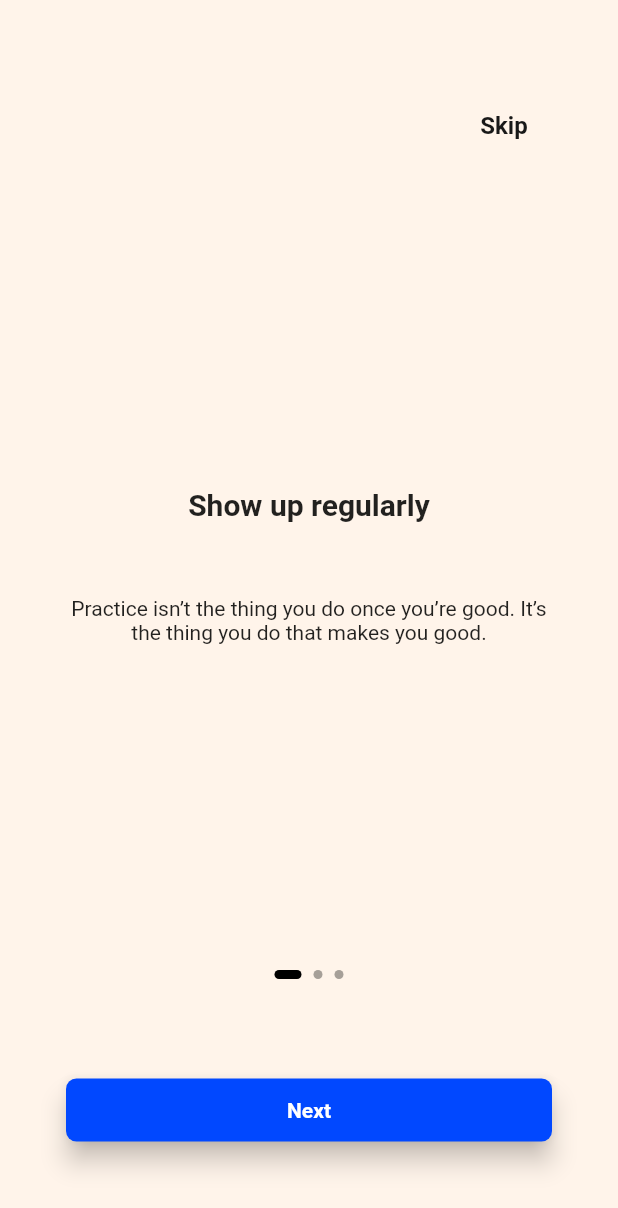
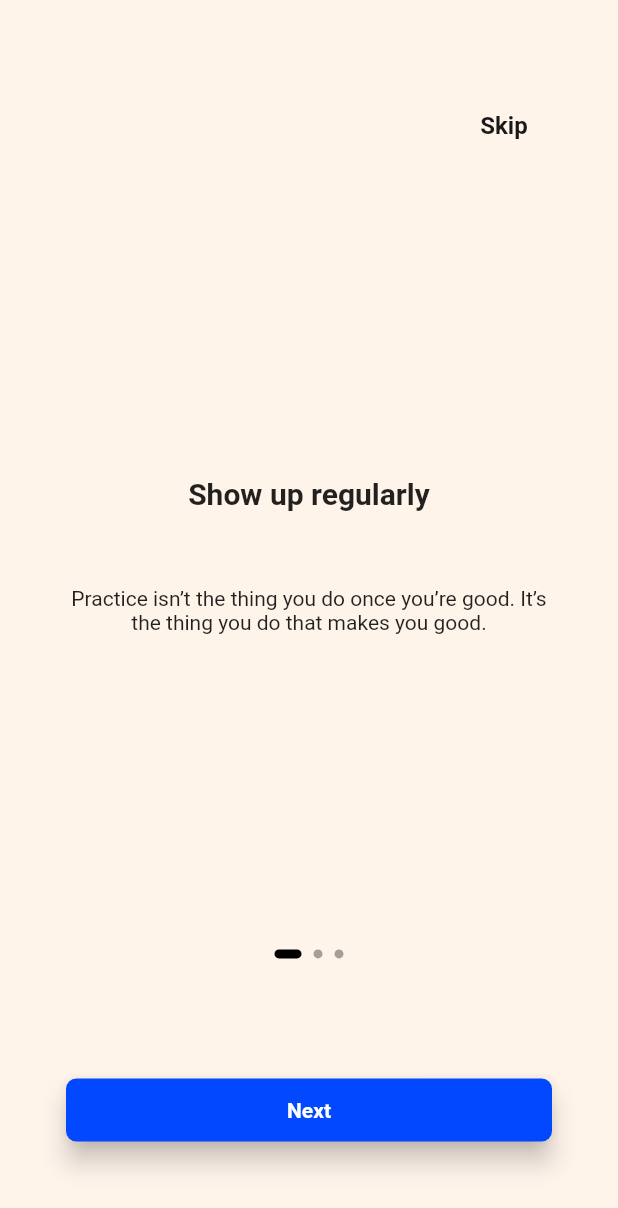
Before and after one commit to ACM-VIT/10-000-Hours, a Flutter app: the OnboardingScreen screen opened by its route, on a phone screen of 412 x 824 dp. Shown: the top 1208 px of the screen. Run offline on Flutter 3.47's test engine with Material 2 defaults, Android fonts, the phone set to English and light mode, and no system bars; drawn by our look-alikes of smooth_page_indicator; our stand-ins replace animated_splash_screen, percent_indicator.

Commit message:
Decreased the height of container for Skip Button the view gets within flex

```diff
--- a/lib/main.dart
+++ b/lib/main.dart
@@ -23,7 +23,7 @@ void main() {
     ],
     child: MaterialApp(
       title: "10,000 Hours",
-      initialRoute: SplashScreen.id,
+      initialRoute: OnboardingScreen.id,
       routes: {
         SplashScreen.id: (context) => const SplashScreen(),
         OnboardingScreen.id: (context) => OnboardingScreen(),
--- a/lib/providers/task_list_provider.dart
+++ b/lib/providers/task_list_provider.dart
@@ -22,7 +22,8 @@ class TaskListProvider extends ChangeNotifier {
     else
       {
         const snackBar = SnackBar(
-          content: Text('Please Specify a name for Task before saving it!!'),
+          content: Text('Please Specify a name for Task before'
+              ' saving it!!'),
         );
         ScaffoldMessenger.of(context).showSnackBar(snackBar);
       }
--- a/lib/view/screens/onboarding_screen.dart
+++ b/lib/view/screens/onboarding_screen.dart
@@ -60,7 +60,7 @@ class _OnboardingScreenState extends State<OnboardingScreen> {
               ),
             ),
             Container(
-              height: 0.5 * MediaQuery.of(context).size.height,
+              height: 0.45 * MediaQuery.of(context).size.height,
               child: PageView(
                 controller: controller,
                 onPageChanged: (index) {
```
